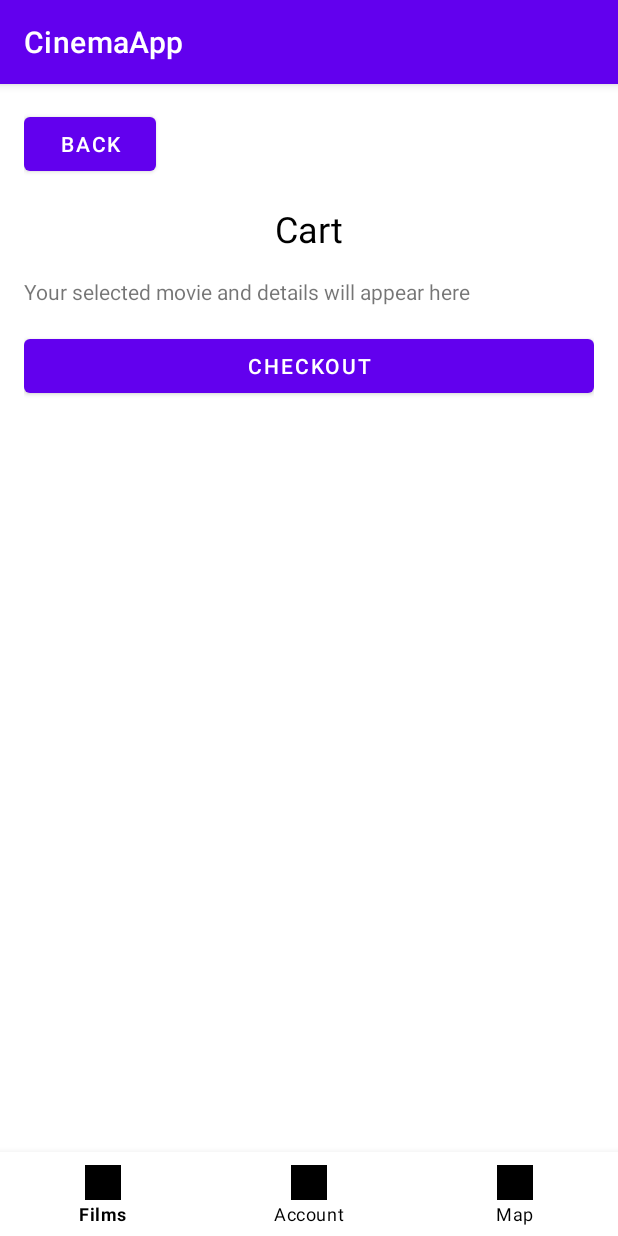
After one commit to Jambo4231/CinemaAppAssignment, an Android app: the fragment CartFragment placed in its activity, on a phone screen of 412 x 824 dp. The commit adds this screen. Run offline under Robolectric (Android 15) with nearby library versions, the phone set to English and light mode, and no system bars; our stand-ins replace Firebase (no records; nobody signed in at launch, a user with empty details on screens opened directly); pictures from the network do not load.

Commit message:
created cart fragment

```diff
--- /dev/null
+++ b/app/src/main/java/com/example/cinemaapp/CartFragment.kt
@@ -0,0 +1,44 @@
+package com.example.cinemaapp
+
+import android.os.Bundle
+import android.view.LayoutInflater
+import android.view.View
+import android.view.ViewGroup
+import android.widget.Toast
+import androidx.fragment.app.Fragment
+import com.example.cinemaapp.databinding.FragmentCartBinding
+
+class CartFragment : Fragment(R.layout.fragment_cart) {
+
+    private var _binding: FragmentCartBinding? = null
+    private val binding get() = _binding!!
+
+    override fun onCreateView(
+        inflater: LayoutInflater, container: ViewGroup?,
+        savedInstanceState: Bundle?
+    ): View {
+        _binding = FragmentCartBinding.inflate(inflater, container, false)
+        return binding.root
+    }
+
+    override fun onViewCreated(view: View, savedInstanceState: Bundle?) {
+        super.onViewCreated(view, savedInstanceState)
+
+        // Handle back button
+        binding.buttonBack.setOnClickListener {
+            requireActivity().onBackPressed()
+        }
+
+        // Handle checkout button
+        binding.buttonCheckout.setOnClickListener {
+            // Handle the checkout process
+            // For now, just show a toast
+            Toast.makeText(requireContext(), "Proceed to checkout", Toast.LENGTH_SHORT).show()
+        }
+    }
+
+    override fun onDestroyView() {
+        super.onDestroyView()
+        _binding = null
+    }
+}
--- a/app/src/main/java/com/example/cinemaapp/FilmDetailsFragment.kt
+++ b/app/src/main/java/com/example/cinemaapp/FilmDetailsFragment.kt
@@ -5,6 +5,8 @@ import android.os.Bundle
 import android.view.LayoutInflater
 import android.view.View
 import android.view.ViewGroup
+import android.widget.Toast
+import androidx.appcompat.app.AppCompatActivity
 import androidx.fragment.app.Fragment
 import com.bumptech.glide.Glide
 import com.example.cinemaapp.databinding.FragmentFilmDetailsBinding
@@ -47,6 +49,10 @@ class FilmDetailsFragment : Fragment(R.layout.fragment_film_details) {
         binding.buttonSelectDate.setOnClickListener {
             showDatePickerDialog()
         }
+
+        binding.buttonContinue.setOnClickListener {
+            navigateToCartFragment()
+        }
     }
 
     private fun showDatePickerDialog() {
@@ -67,6 +73,16 @@ class FilmDetailsFragment : Fragment(R.layout.fragment_film_details) {
     private fun updateSelectedDate(calendar: Calendar) {
         val dateFormat = SimpleDateFormat("yyyy-MM-dd", Locale.getDefault())
         binding.textSelectedDate.text = dateFormat.format(calendar.time)
+        binding.buttonContinue.visibility = View.VISIBLE
+    }
+
+    private fun navigateToCartFragment() {
+        val cartFragment = CartFragment()
+
+        (activity as? AppCompatActivity)?.supportFragmentManager?.beginTransaction()
+            ?.replace(R.id.nav_host_fragment, cartFragment)
+            ?.addToBackStack(null)
+            ?.commit()
     }
 
     override fun onDestroyView() {
--- /dev/null
+++ b/app/src/main/res/layout/fragment_cart.xml
@@ -0,0 +1,41 @@
+<?xml version="1.0" encoding="utf-8"?>
+<LinearLayout xmlns:android="http://schemas.android.com/apk/res/android"
+    xmlns:tools="http://schemas.android.com/tools"
+    android:layout_width="match_parent"
+    android:layout_height="match_parent"
+    android:orientation="vertical"
+    android:padding="16dp"
+    tools:context=".CartFragment">
+
+    <Button
+        android:id="@+id/button_back"
+        android:layout_width="wrap_content"
+        android:layout_height="wrap_content"
+        android:text="Back"
+        android:layout_gravity="start"
+        android:layout_marginBottom="16dp" />
+
+    <TextView
+        android:id="@+id/cart_title"
+        android:layout_width="wrap_content"
+        android:layout_height="wrap_content"
+        android:text="Cart"
+        android:textColor="@android:color/black"
+        android:textSize="24sp"
+        android:layout_gravity="center" />
+
+    <!-- Add your cart items here -->
+    <TextView
+        android:id="@+id/cart_items"
+        android:layout_width="match_parent"
+        android:layout_height="wrap_content"
+        android:text="Your selected movie and details will appear here"
+        android:layout_marginTop="16dp" />
+
+    <Button
+        android:id="@+id/button_checkout"
+        android:layout_width="match_parent"
+        android:layout_height="wrap_content"
+        android:text="Checkout"
+        android:layout_marginTop="16dp" />
+</LinearLayout>
--- a/app/src/main/res/layout/fragment_film_details.xml
+++ b/app/src/main/res/layout/fragment_film_details.xml
@@ -57,4 +57,12 @@
         android:layout_height="wrap_content"
         android:textSize="16sp"
         android:layout_marginTop="8dp" />
+
+    <Button
+        android:id="@+id/button_continue"
+        android:layout_width="wrap_content"
+        android:layout_height="wrap_content"
+        android:text="Continue"
+        android:layout_marginTop="16dp"
+        android:visibility="gone" /> <!-- Initially hidden -->
 </LinearLayout>
```
